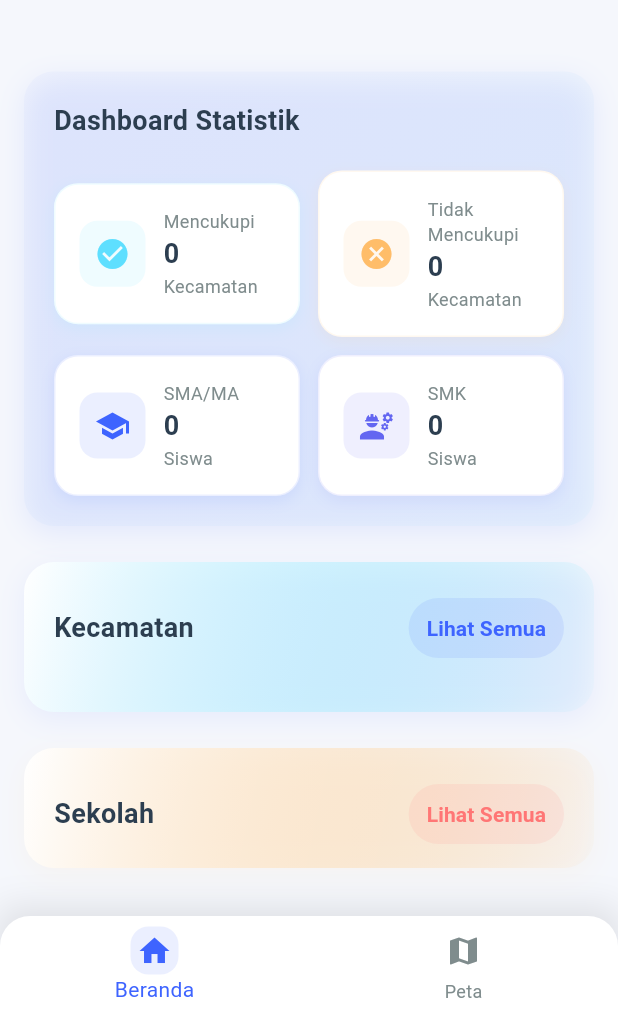
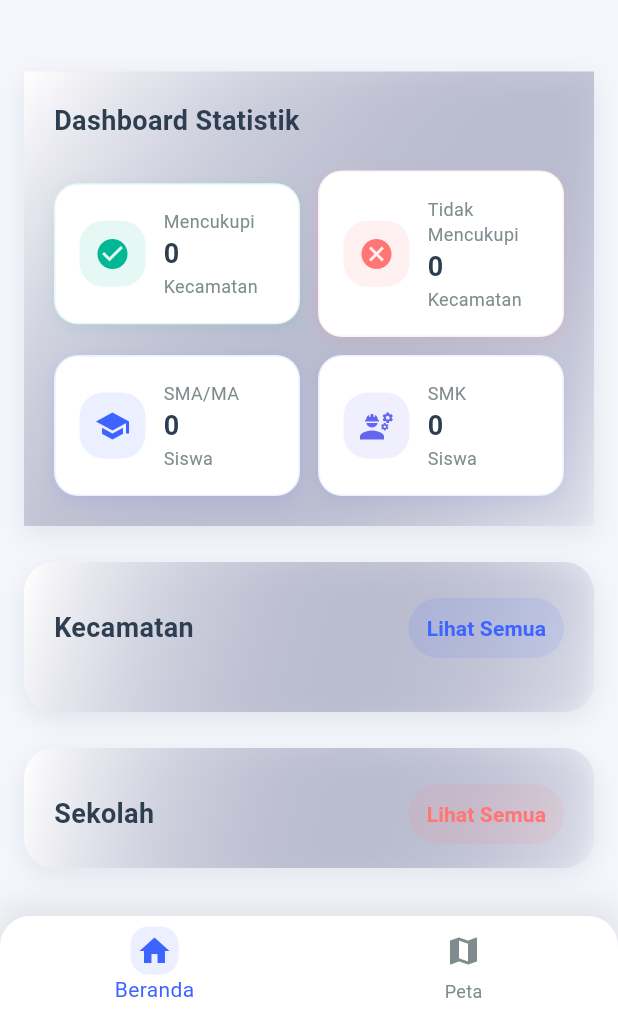
Before and after one commit to simakpelajar/kecukupan_sekolah_surabay, a Flutter app: the screen it shows after launch, on a phone screen of 412 x 824 dp, the part 221-1236 px from its top. Run offline on Flutter 3.47's test engine with Material 3 defaults, Android fonts, the phone set to English and light mode, and no system bars; our stand-ins replace flutter_map, geolocator, latlong2, permission_handler.

Commit message:
slicing/indah

```diff
--- a/lib/screens/home_screen.dart
+++ b/lib/screens/home_screen.dart
@@ -461,19 +461,28 @@ class _HomeScreenState extends State<HomeScreen> {
     return Container(
       padding: EdgeInsets.all(20),
       decoration: BoxDecoration(
+         color: AppColors.cardColor,
         gradient: LinearGradient(
-          colors: [
-            AppColors.primaryColor.withOpacity(0.03),
-            AppColors.secondaryColor.withOpacity(0.05),
-          ],
+        colors: [Colors.white, AppColors.darkCardColor.withOpacity(0.03)],
         begin: Alignment.topLeft,
         end: Alignment.bottomRight,
       ),
-        color: AppColors.cardColor,
-        borderRadius: BorderRadius.circular(20),
+        // gradient: LinearGradient(
+        //   colors: [
+        //       //Color(0xFFF3F4F6),
+        //     AppColors.primaryColor.withOpacity(0.03),
+        //     AppColors.secondaryColor.withOpacity(0.05),
+        //   ],
+        //   begin: Alignment.topLeft,
+        //   end: Alignment.bottomRight,
+        // ),
+        // color: AppColors.cardColor,
+        // borderRadius: BorderRadius.circular(20),
         boxShadow: [
           BoxShadow(
-            color: AppColors.primaryColor.withOpacity(0.1),
+            color: //Colors.black.withOpacity(0.05),
+            AppColors.darkCardColor.withOpacity(0.1),
+           // AppColors.primaryColor.withOpacity(0.1),
             blurRadius: 15,
             offset: Offset(0, 5),
           ),
@@ -495,20 +504,22 @@ class _HomeScreenState extends State<HomeScreen> {
           // Status Kecukupan
           Row(
             children: [
-              _buildDashboardCard(
+              Expanded(child: _buildDashboardCard(
                 icon: Icons.check_circle,
-                iconColor: secondaryColor,
+                iconColor: AppColors.adequateColor,
                 title: 'Mencukupi',
                 value: '$adequateDistricts',
                 subtitle: 'Kecamatan',
               ),
+              ),
               SizedBox(width: 12),
-              _buildDashboardCard(
+              Expanded(child: _buildDashboardCard(
                 icon: Icons.cancel,
-                iconColor: accentColor,
+                iconColor: AppColors.inadequateColor,
                 title: 'Tidak Mencukupi',
                 value: '$inadequateDistricts',
                 subtitle: 'Kecamatan',
+              ),
               ),
             ],
           ),
@@ -517,20 +528,23 @@ class _HomeScreenState extends State<HomeScreen> {
           // Statistik Siswa
           Row(
             children: [
-              _buildDashboardCard(
+              Expanded(child: _buildDashboardCard(
                 icon: Icons.school,
                 iconColor: primaryColor,
                 title: 'SMA/MA',
                 value: '${totalSMAStudents.toString()}',
                 subtitle: 'Siswa',
                 ),
+              ),
               SizedBox(width: 12),
-              _buildDashboardCard(
+              Expanded(
+                child: _buildDashboardCard(
                 icon: Icons.engineering,
                 iconColor: Color(0xFF6366F1),
                 title: 'SMK',
                 value: '${totalSMKStudents.toString()}',
                 subtitle: 'Siswa',
+                ),
               ),
             ],
           ),
@@ -546,8 +560,7 @@ class _HomeScreenState extends State<HomeScreen> {
     required String value,
     required String subtitle,
   }) {
-    return Expanded(
-      child: Container(
+    return Container(
         padding: EdgeInsets.all(16),
         decoration: BoxDecoration(
           color: AppColors.cardColor,
@@ -567,7 +580,7 @@ class _HomeScreenState extends State<HomeScreen> {
               padding: EdgeInsets.all(10),
               decoration: BoxDecoration(
                 color: iconColor.withOpacity(0.1),
-                borderRadius: BorderRadius.circular(12),
+                borderRadius: BorderRadius.circular(16),
               ),
               child: Icon(icon, color: iconColor, size: 24),
             ),
@@ -597,7 +610,6 @@ class _HomeScreenState extends State<HomeScreen> {
             ),
           ],
         ),
-      ),
     );
   }
 
@@ -608,22 +620,28 @@ class _HomeScreenState extends State<HomeScreen> {
     return Container(
       padding: EdgeInsets.all(20),
       decoration: BoxDecoration(
+         color: AppColors.cardColor,
         gradient: LinearGradient(
-          colors:
-              isAdequate
-                  ? [
-                    AppColors.adequateColor.withOpacity(0.05),
-                    AppColors.adequateColor.withOpacity(0.1),
-                  ]
-                  : [
-                    AppColors.inadequateColor.withOpacity(0.05),
-                    AppColors.inadequateColor.withOpacity(0.1),
-                  ],
+        colors: [Colors.white, AppColors.darkCardColor.withOpacity(0.03)],
         begin: Alignment.topLeft,
         end: Alignment.bottomRight,
       ),
-        color: AppColors.cardColor,
-        borderRadius: BorderRadius.circular(20),
+        // gradient: LinearGradient(
+        //   colors:
+        //       isAdequate
+        //           ? [
+        //             AppColors.adequateColor.withOpacity(0.05),
+        //             AppColors.adequateColor.withOpacity(0.1),
+        //           ]
+        //           : [
+        //             AppColors.inadequateColor.withOpacity(0.05),
+        //             AppColors.inadequateColor.withOpacity(0.1),
+        //           ],
+        //   begin: Alignment.topLeft,
+        //   end: Alignment.bottomRight,
+        // ),
+        // color: AppColors.cardColor,
+        // borderRadius: BorderRadius.circular(20),
         boxShadow: [
           BoxShadow(
             color:
@@ -719,6 +737,7 @@ class _HomeScreenState extends State<HomeScreen> {
                     crossAxisAlignment: CrossAxisAlignment.start,
                     children: [
                       Text(
+
                         _userLocation['adequacy'] == 1
                             ? 'Mencukupi'
                             : 'Tidak Mencukupi',
@@ -798,14 +817,19 @@ class _HomeScreenState extends State<HomeScreen> {
       decoration: BoxDecoration(
         color: AppColors.cardColor,
         gradient: LinearGradient(
-          colors: [Colors.white, AppColors.secondaryColor.withOpacity(0.03)],
+        colors: [Colors.white, AppColors.darkCardColor.withOpacity(0.03)],
         begin: Alignment.topLeft,
         end: Alignment.bottomRight,
       ),
+        // gradient: LinearGradient(
+        //   colors: [Colors.white, AppColors.secondaryColor.withOpacity(0.03)],
+        //   begin: Alignment.topLeft,
+        //   end: Alignment.bottomRight,
+        // ),
         borderRadius: BorderRadius.circular(20),
         boxShadow: [
           BoxShadow(
-            color: AppColors.primaryColor.withOpacity(0.08),
+            color: AppColors.darkCardColor.withOpacity(0.1),
             blurRadius: 15,
             offset: Offset(0, 5),
           ),
@@ -890,14 +914,18 @@ class _HomeScreenState extends State<HomeScreen> {
       decoration: BoxDecoration(
       color: AppColors.cardColor,
       gradient: LinearGradient(
-          colors: [Colors.white, AppColors.accentColor.withOpacity(0.03)],
+        colors: [Colors.white, AppColors.darkCardColor.withOpacity(0.03)],
         begin: Alignment.topLeft,
         end: Alignment.bottomRight,
-        ),
+        // gradient: LinearGradient(
+        //   colors: [Colors.white, AppColors.accentColor.withOpacity(0.03)],
+        //   begin: Alignment.topLeft,
+        //   end: Alignment.bottomRight,
+        ),// ),
         borderRadius: BorderRadius.circular(20),
         boxShadow: [
           BoxShadow(
-            color: AppColors.accentColor.withOpacity(0.08),
+            color: AppColors.darkCardColor.withOpacity(0.1),
             blurRadius: 15,
             offset: Offset(0, 5),
           ),
--- a/lib/widgets/district_item.dart
+++ b/lib/widgets/district_item.dart
@@ -85,7 +85,7 @@ class DistrictItem extends StatelessWidget {
                     ),
                   ],
                 ),
-                StatusBadge(isAdequate: isAdequate),
+                 StatusBadge(isAdequate: isAdequate),
               ],
             ),
           ),
--- a/lib/widgets/status_badge.dart
+++ b/lib/widgets/status_badge.dart
@@ -17,6 +17,10 @@ class StatusBadge extends StatelessWidget {
   Widget build(BuildContext context) {
     return Container(
       padding: EdgeInsets.symmetric(horizontal: 10, vertical: 6),
+      constraints: BoxConstraints(
+        minWidth: 140,
+        minHeight: 36,
+      ),
       decoration: BoxDecoration(
         gradient: isAdequate ? AppColors.adequateGradient : AppColors.inadequateGradient,
         borderRadius: BorderRadius.circular(20),
@@ -30,6 +34,7 @@ class StatusBadge extends StatelessWidget {
       ),
       child: Row(
         mainAxisSize: MainAxisSize.min,
+        mainAxisAlignment: MainAxisAlignment.center,
         children: [
           Icon(
             isAdequate ? Icons.check_circle : Icons.cancel_outlined,
```
Lines whose indentation alone changed are shown as unchanged.
